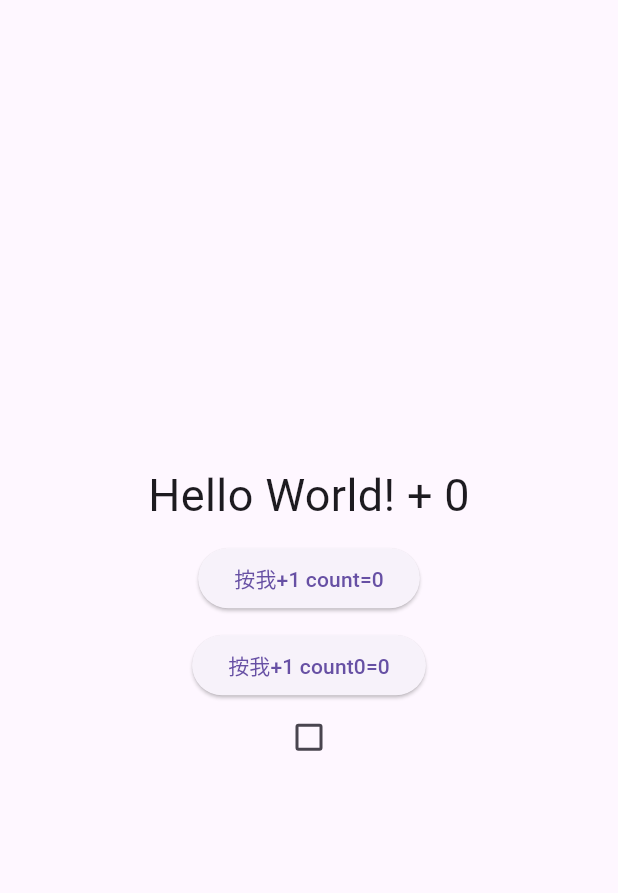
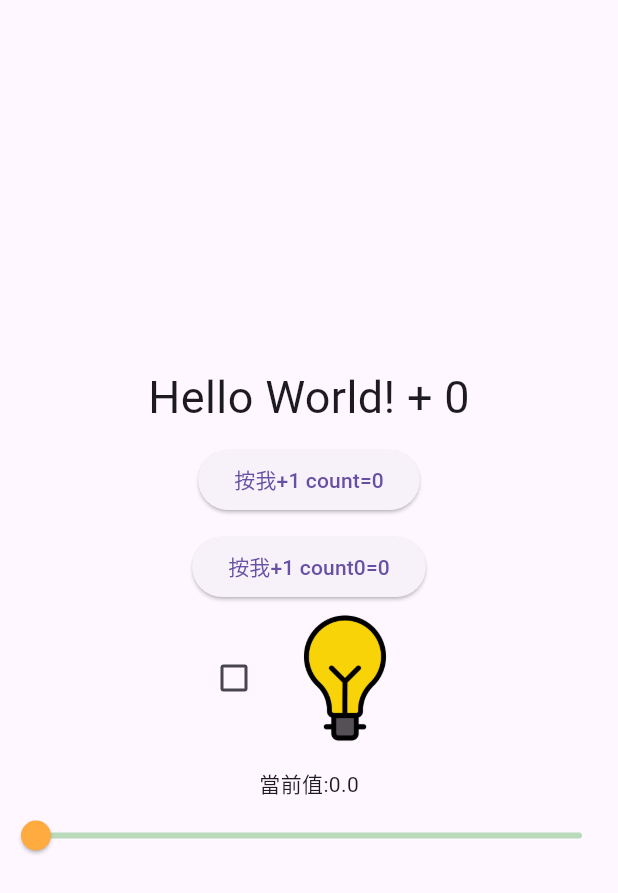
Before and after one commit to a23658945/practice_1131127, a Flutter app: the screen it shows after launch, on a phone screen of 412 x 824 dp. Shown: the top 893 px of the screen. Run offline on Flutter 3.47's test engine with Material 3 defaults, Android fonts, the phone set to English and light mode, and no system bars.

Commit message:
finish-1131127

```diff
--- a/lib/main.dart
+++ b/lib/main.dart
@@ -26,7 +26,15 @@ class _MyWidgetState extends State<MyWidget> {
   int count = 0;
   int count0 = 0;
   bool _check = false;
+  double _value = 0.0;
+
   Color checkedColor = Colors.yellow;
+
+  void _onChange(e){
+    setState(() {
+      _value = e;
+    });
+  }
 
   void increase() {
     if (count0 >= 25) {
@@ -40,8 +48,10 @@ class _MyWidgetState extends State<MyWidget> {
       count0 += 3;
       _check = false;
       checkedColor = Colors.purple;
-    };
     }
+  }
+
+
 
   @override
   Widget build(BuildContext context) {
@@ -75,7 +85,43 @@ class _MyWidgetState extends State<MyWidget> {
                 setState(() => increase());
               },
               child: Text("按我+1 count0=$count0")),
-            Checkbox(value: _check, onChanged: (bool? value) => setState(() => _check = value??false),checkColor: Colors.white, activeColor: checkedColor,)
+          Row(
+            mainAxisAlignment: MainAxisAlignment.center,
+            children: [
+              Checkbox(
+                value: _check,
+                onChanged: (bool? value) =>
+                    setState(() => _check = value ?? false),
+                checkColor: Colors.white,
+                activeColor: checkedColor,
+              ),
+              Container(
+                  width: 100,
+                  child: _check
+                      ? Image.asset(
+                          "assets/light-bulb_close_0.png") //_check bool為false
+                      : Image.asset(
+                          "assets/light-bulb_open_0.png") //_check bool為true
+                  )
+            ],
+          ),
+          SizedBox(
+            height: 10,
+          ),
+          Container(
+            width: 100,
+            height: _value,
+            color: Colors.red,
+          ),
+          Text('當前值:${_value.toStringAsFixed(1)}'
+          ),
+          Slider(
+            value: _value,
+            min: 0.0,
+            max: 360.0,
+            activeColor: Colors.orangeAccent,
+            inactiveColor: Colors.green.withAlpha(99),
+            onChanged: _onChange),
         ],
       ),
     );
--- a/pubspec.yaml
+++ b/pubspec.yaml
@@ -17,3 +17,5 @@ dev_dependencies:
 
 flutter:
   uses-material-design: true
+  assets:
+    - assets/
```
Also changed, not shown: assets/light-bulb_close_0.png (added), assets/light-bulb_open_0.png (added). Lines whose indentation alone changed are shown as unchanged.
